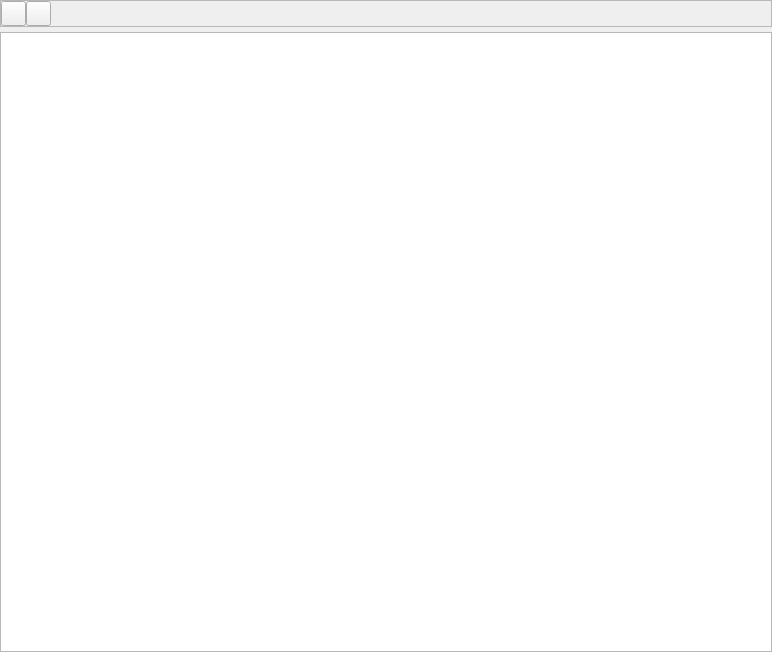
This is resources/ui/widget/tab/remote/tab_remote.ui in afri-bit/conan-guide as Qt 5 draws it before an edit. The edited form follows.
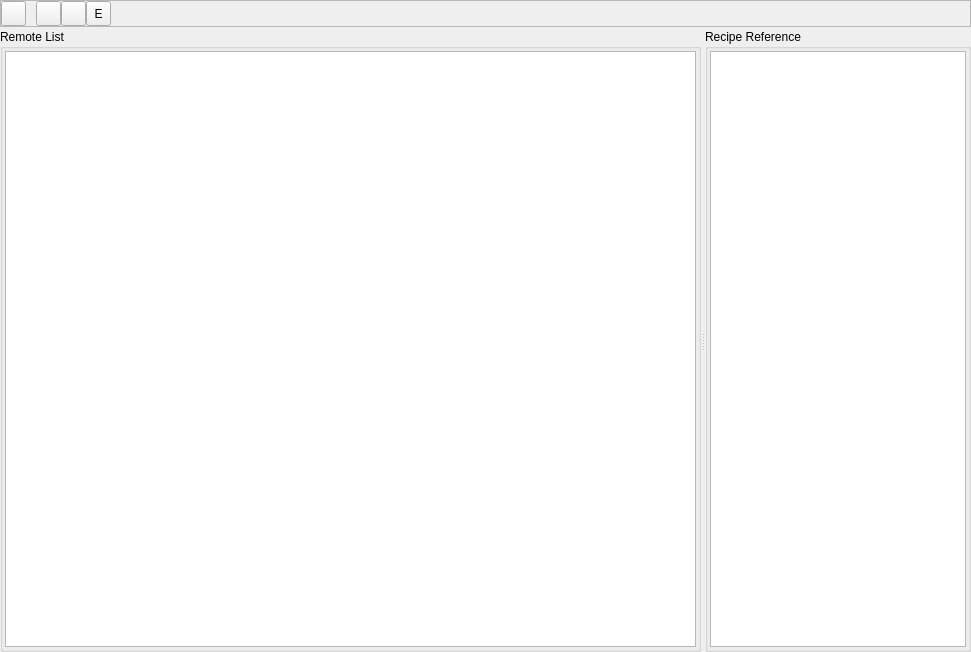
This is the edited form. Icons and pictures are not drawn.

Commit message:
Implemente the complete functionalities of the remote tab
- User can add, remove or edit a remote in the list
- The tab is now refreshable using the refresh button
- In addition to the basic functionalities, user can see the list of recipes that are referenced to the selected remote

What changed in the file:
```diff
--- a/resources/ui/widget/tab/remote/tab_remote.ui
+++ b/resources/ui/widget/tab/remote/tab_remote.ui
@@ -6,16 +6,16 @@
    <rect>
     <x>0</x>
     <y>0</y>
-    <width>772</width>
+    <width>971</width>
     <height>652</height>
    </rect>
   </property>
   <property name="windowTitle">
    <string>Form</string>
   </property>
-  <layout class="QVBoxLayout" name="verticalLayout">
+  <layout class="QVBoxLayout" name="verticalLayout_2">
    <property name="spacing">
-    <number>5</number>
+    <number>2</number>
    </property>
    <property name="leftMargin">
     <number>0</number>
@@ -31,6 +31,12 @@
    </property>
    <item>
     <widget class="QFrame" name="frame_7">
+     <property name="sizePolicy">
+      <sizepolicy hsizetype="Preferred" vsizetype="Fixed">
+       <horstretch>0</horstretch>
+       <verstretch>0</verstretch>
+      </sizepolicy>
+     </property>
      <property name="frameShape">
       <enum>QFrame::StyledPanel</enum>
      </property>
@@ -54,7 +60,52 @@
        <number>0</number>
       </property>
       <item>
-       <widget class="QToolButton" name="toolButton">
+       <widget class="QToolButton" name="toolButtonRefresh">
+        <property name="minimumSize">
+         <size>
+          <width>25</width>
+          <height>25</height>
+         </size>
+        </property>
+        <property name="toolTip">
+         <string>Refresh</string>
+        </property>
+        <property name="text">
+         <string/>
+        </property>
+        <property name="icon">
+         <iconset resource="../../../../resources.qrc">
+          <normaloff>:/icon/light/refresh.png</normaloff>:/icon/light/refresh.png</iconset>
+        </property>
+        <property name="checkable">
+         <bool>false</bool>
+        </property>
+        <property name="checked">
+         <bool>false</bool>
+        </property>
+        <property name="autoRaise">
+         <bool>false</bool>
+        </property>
+       </widget>
+      </item>
+      <item>
+       <spacer name="horizontalSpacer_5">
+        <property name="orientation">
+         <enum>Qt::Horizontal</enum>
+        </property>
+        <property name="sizeType">
+         <enum>QSizePolicy::Fixed</enum>
+        </property>
+        <property name="sizeHint" stdset="0">
+         <size>
+          <width>10</width>
+          <height>20</height>
+         </size>
+        </property>
+       </spacer>
+      </item>
+      <item>
+       <widget class="QToolButton" name="toolButtonAdd">
         <property name="minimumSize">
          <size>
           <width>25</width>
@@ -99,6 +150,25 @@
         </property>
        </widget>
       </item>
+      <item>
+       <widget class="QToolButton" name="toolButtonEdit">
+        <property name="sizePolicy">
+         <sizepolicy hsizetype="Fixed" vsizetype="Fixed">
+          <horstretch>0</horstretch>
+          <verstretch>0</verstretch>
+         </sizepolicy>
+        </property>
+        <property name="minimumSize">
+         <size>
+          <width>25</width>
+          <height>25</height>
+         </size>
+        </property>
+        <property name="text">
+         <string>E</string>
+        </property>
+       </widget>
+      </item>
       <item>
        <spacer name="horizontalSpacer_2">
         <property name="orientation">
@@ -116,10 +186,82 @@
     </widget>
    </item>
    <item>
-    <widget class="QTableView" name="tableViewRemoteList">
-     <property name="horizontalScrollMode">
-      <enum>QAbstractItemView::ScrollPerPixel</enum>
+    <widget class="QSplitter" name="splitter">
+     <property name="orientation">
+      <enum>Qt::Horizontal</enum>
      </property>
+     <widget class="QGroupBox" name="groupBox">
+      <property name="sizePolicy">
+       <sizepolicy hsizetype="Preferred" vsizetype="Preferred">
+        <horstretch>1</horstretch>
+        <verstretch>0</verstretch>
+       </sizepolicy>
+      </property>
+      <property name="title">
+       <string>Remote List</string>
+      </property>
+      <layout class="QHBoxLayout" name="horizontalLayout">
+       <property name="spacing">
+        <number>0</number>
+       </property>
+       <property name="leftMargin">
+        <number>2</number>
+       </property>
+       <property name="topMargin">
+        <number>2</number>
+       </property>
+       <property name="rightMargin">
+        <number>2</number>
+       </property>
+       <property name="bottomMargin">
+        <number>2</number>
+       </property>
+       <item>
+        <widget class="QTableView" name="tableViewRemoteList">
+         <property name="selectionMode">
+          <enum>QAbstractItemView::SingleSelection</enum>
+         </property>
+         <property name="selectionBehavior">
+          <enum>QAbstractItemView::SelectRows</enum>
+         </property>
+         <property name="horizontalScrollMode">
+          <enum>QAbstractItemView::ScrollPerPixel</enum>
+         </property>
+        </widget>
+       </item>
+      </layout>
+     </widget>
+     <widget class="QGroupBox" name="groupBox_2">
+      <property name="sizePolicy">
+       <sizepolicy hsizetype="Preferred" vsizetype="Preferred">
+        <horstretch>0</horstretch>
+        <verstretch>0</verstretch>
+       </sizepolicy>
+      </property>
+      <property name="title">
+       <string>Recipe Reference</string>
+      </property>
+      <layout class="QVBoxLayout" name="verticalLayout">
+       <property name="spacing">
+        <number>0</number>
+       </property>
+       <property name="leftMargin">
+        <number>2</number>
+       </property>
+       <property name="topMargin">
+        <number>2</number>
+       </property>
+       <property name="rightMargin">
+        <number>2</number>
+       </property>
+       <property name="bottomMargin">
+        <number>2</number>
+       </property>
+       <item>
+        <widget class="QListView" name="listViewRemoteRecipeReference"/>
+       </item>
+      </layout>
+     </widget>
     </widget>
    </item>
   </layout>
```
Left out of the diff: 2 changed lines with no effect on the pictures. The commit also changes 10 other files.
